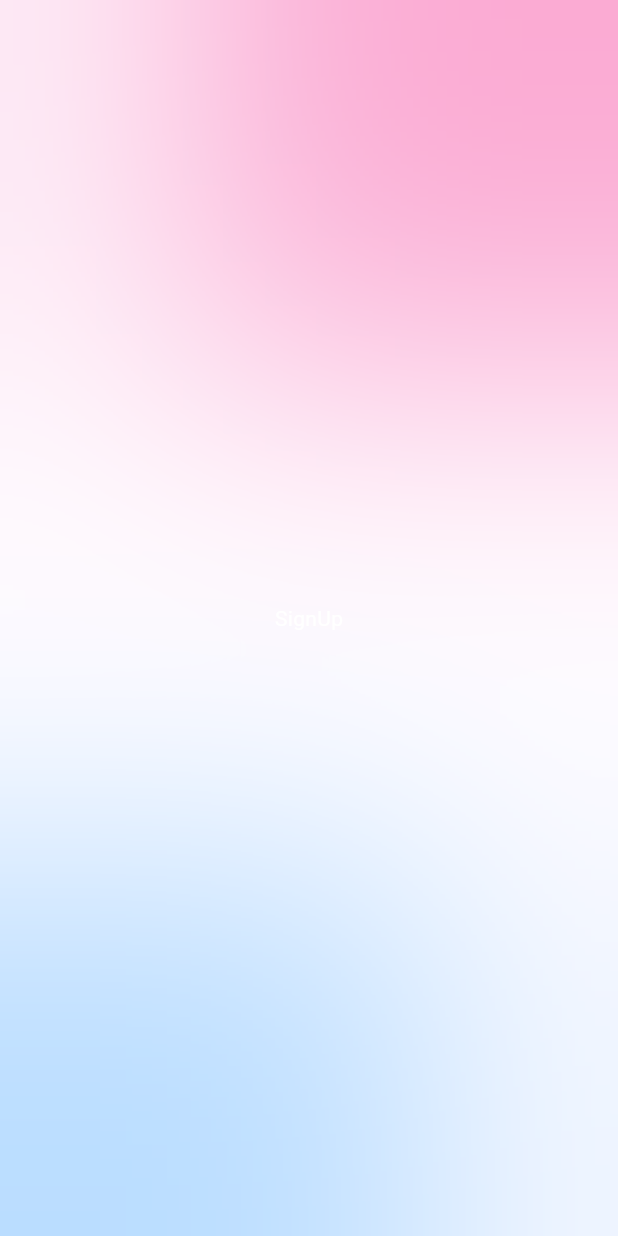
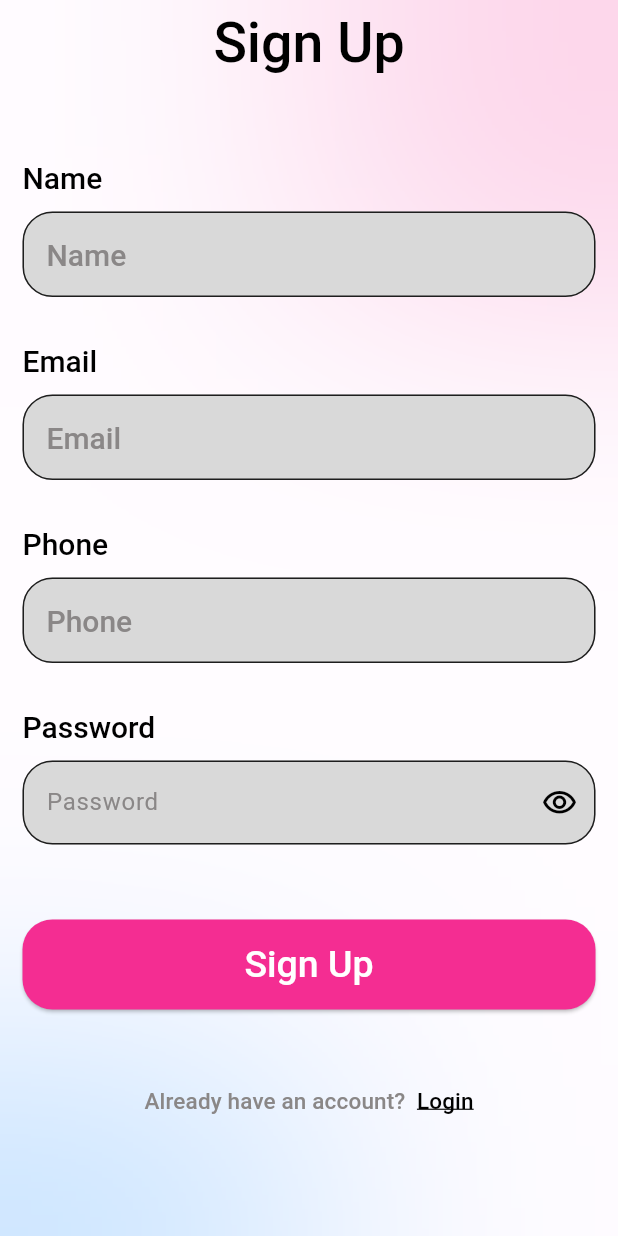
Before and after one commit to AnandhuA/SocialMedia, a Flutter app: the SignupScreen screen opened directly, on a phone screen of 412 x 824 dp. Run offline on Flutter 3.47's test engine with Material 3 defaults, Android fonts, the phone set to English and light mode, and no system bars.

Commit message:
signup screen and verification screen completed

```diff
--- a/lib/core/bacground.dart
+++ b/lib/core/bacground.dart
@@ -14,16 +14,16 @@ class Background extends StatelessWidget {
           top: 0,
           right: 0,
           child: Container(
-            height: 250,
-            width: 300,
+            height: 100,
+            width: 200,
             color: Theme.of(context).colorScheme.primary,
           ),
         ),
         Positioned(
           bottom: 0,
           child: Container(
-            height: 250,
-            width: 300,
+            height: 100,
+            width: 200,
             color: Theme.of(context).colorScheme.secondary,
           ),
         ),
--- a/lib/core/style.dart
+++ b/lib/core/style.dart
@@ -58,8 +58,8 @@ TextButtonThemeData textButtonStyle({required Color color}) {
 
 TextStyle headlineStyle(Color color) {
   return TextStyle(
-    fontSize: 32,
-    fontWeight: FontWeight.bold,
+    fontSize: 37,
+    fontWeight: FontWeight.w500,
     color: color,
   );
 }
@@ -94,7 +94,6 @@ InputDecorationTheme inputDecorationStyle({
   required Color bacgroundColor,
 }) {
   return InputDecorationTheme(
-    contentPadding: const EdgeInsets.all(10),
     border: OutlineInputBorder(
       borderSide: BorderSide(color: boderColor),
     ),
--- /dev/null
+++ b/lib/presentation/common widgets/password_text_field.dart
@@ -0,0 +1,34 @@
+import 'package:flutter/material.dart';
+
+class PasswordTextField extends StatefulWidget {
+  const PasswordTextField({super.key});
+
+  @override
+  State<PasswordTextField> createState() => _PasswordTextFieldState();
+}
+
+class _PasswordTextFieldState extends State<PasswordTextField> {
+  bool obscureText = true;
+  @override
+  Widget build(BuildContext context) {
+    return TextFormField(
+      obscureText: obscureText,
+
+      decoration: InputDecoration(
+        hintText: "Password",
+        suffixIcon: IconButton(
+          onPressed: () {
+            setState(() {
+              obscureText = !obscureText;
+            });
+          },
+          icon: Icon(
+            obscureText
+                ? Icons.visibility_outlined
+                : Icons.visibility_off_outlined,
+          ),
+        ),
+      ),
+    );
+  }
+}
--- a/lib/presentation/signup_screen/signup_screen.dart
+++ b/lib/presentation/signup_screen/signup_screen.dart
@@ -1,16 +1,123 @@
+import 'package:flutter/gestures.dart';
 import 'package:flutter/material.dart';
 import 'package:social_media/core/bacground.dart';
+import 'package:social_media/core/colors.dart';
+import 'package:social_media/core/size.dart';
+import 'package:social_media/core/style.dart';
+import 'package:social_media/presentation/common%20widgets/password_text_field.dart';
+import 'package:social_media/presentation/login_screen/login_screen.dart';
+import 'package:social_media/presentation/verificatio_screen/verification_screen.dart';
 
 class SignupScreen extends StatelessWidget {
   const SignupScreen({super.key});
 
   @override
   Widget build(BuildContext context) {
+    final theme = Theme.of(context);
     return Scaffold(
+      appBar: AppBar(
+        centerTitle: true,
+        title: Text(
+          "Sign Up",
+          style: theme.textTheme.headlineLarge,
+        ),
+      ),
       body: Background(
-          child: Center(
-        child: Text("SignUp"),
-      )),
+        child: SingleChildScrollView(
+          child: Column(
+            crossAxisAlignment: CrossAxisAlignment.start,
+            mainAxisAlignment: MainAxisAlignment.center,
+            children: [
+              constHeight50,
+              Text(
+                "Name",
+                style: theme.textTheme.titleLarge,
+              ),
+              constHeight10,
+              TextFormField(
+                keyboardType: TextInputType.name,
+                decoration: const InputDecoration(
+                  hintText: "Name",
+                ),
+                style: theme.textTheme.titleLarge,
+              ),
+              constHeight30,
+              Text(
+                "Email",
+                style: theme.textTheme.titleLarge,
+              ),
+              constHeight10,
+              TextFormField(
+                keyboardType: TextInputType.emailAddress,
+                decoration: const InputDecoration(
+                  hintText: "Email",
+                ),
+                style: theme.textTheme.titleLarge,
+              ),
+              constHeight30,
+              Text(
+                "Phone",
+                style: theme.textTheme.titleLarge,
+              ),
+              constHeight10,
+              TextFormField(
+                keyboardType: TextInputType.phone,
+                decoration: const InputDecoration(
+                  hintText: "Phone",
+                ),
+                style: theme.textTheme.titleLarge,
+              ),
+              constHeight30,
+              Text(
+                "Password",
+                style: theme.textTheme.titleLarge,
+              ),
+              constHeight10,
+              const PasswordTextField(),
+              constHeight50,
+              ElevatedButton(
+                onPressed: () {
+                  Navigator.push(
+                    context,
+                    MaterialPageRoute(
+                      builder: (context) => VerificationScreen(),
+                    ),
+                  );
+                },
+                child: const Text("Sign Up"),
+              ),
+              constHeight50,
+              Center(
+                child: RichText(
+                  text: TextSpan(
+                    text: "Already have an account?  ",
+                    style: theme.textTheme.labelLarge,
+                    children: <TextSpan>[
+                      TextSpan(
+                        text: 'Login',
+                        style: linkTextStyle(
+                          theme.brightness == Brightness.dark
+                              ? whiteColor
+                              : blackColor,
+                        ),
+                        recognizer: TapGestureRecognizer()
+                          ..onTap = () {
+                            Navigator.pushReplacement(
+                              context,
+                              MaterialPageRoute(
+                                builder: (context) => const LoginScreen(),
+                              ),
+                            );
+                          },
+                      ),
+                    ],
+                  ),
+                ),
+              ),
+            ],
+          ),
+        ),
+      ),
     );
   }
 }
```
Also changed, not shown: lib/core/theme.dart (+4 -5 lines), lib/presentation/login_screen/login_screen.dart (+22 -17 lines), lib/presentation/profile_screen/profile_screen.dart (added, +10 -0 lines), lib/presentation/verificatio_screen/verification_screen.dart (added, +47 -0 lines), lib/presentation/verificatio_screen/widgets/otp_text_filed.dart (added, +30 -0 lines).
